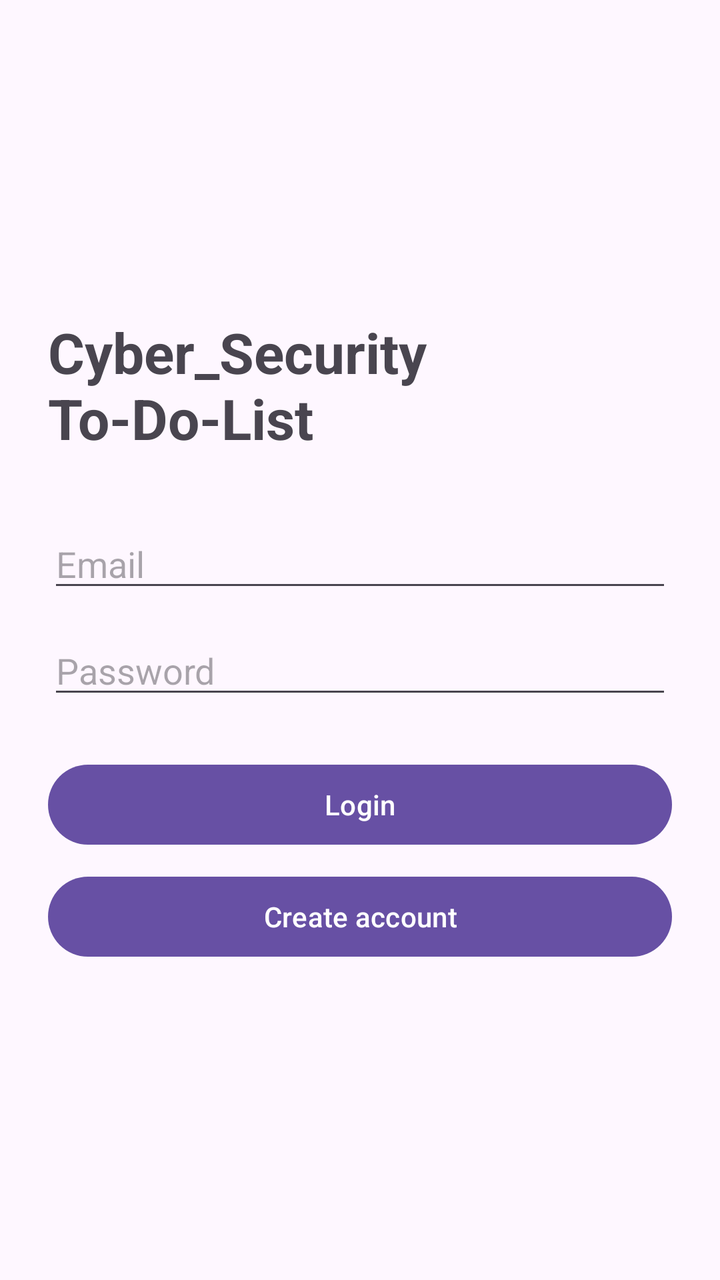
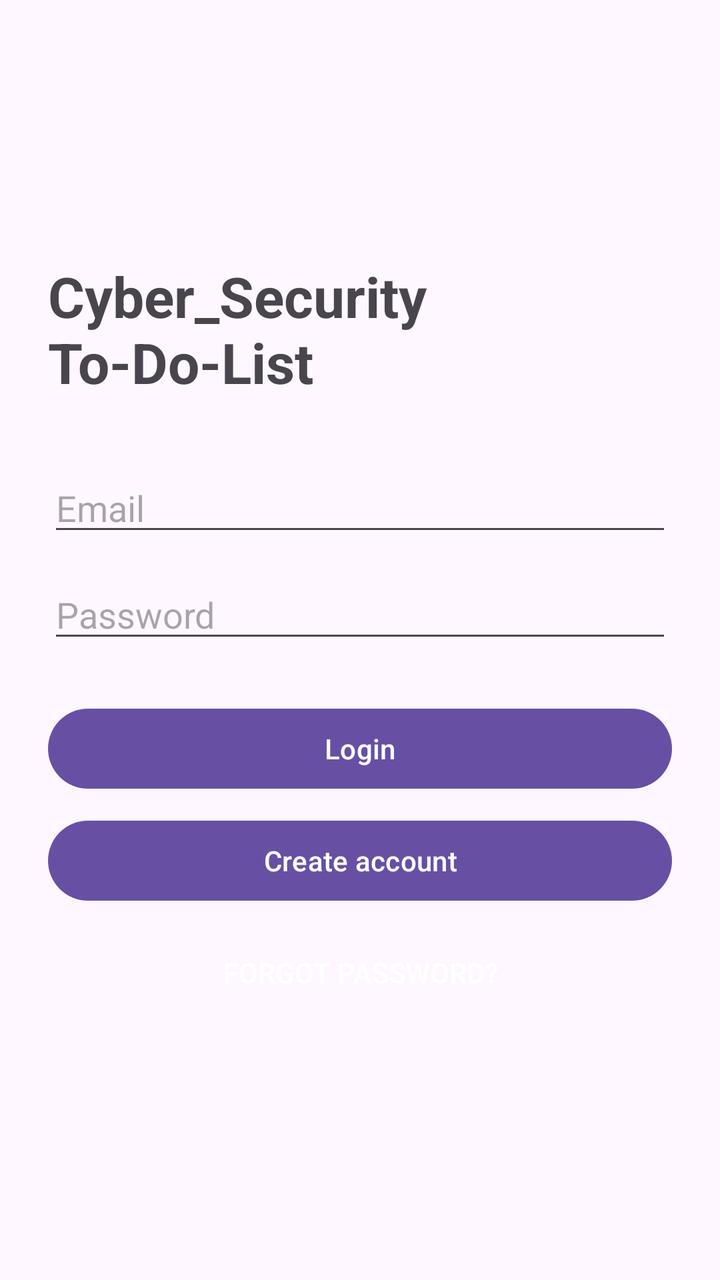

Screens rendered from an Android XML layout before and after an edit, with the pre-edit source and the edit as a unified diff.
<!-- AndroidManifest.xml: application theme Theme.To_do_list -->
<!-- res/layout/activity_login.xml -->
<?xml version="1.0" encoding="utf-8"?>
<LinearLayout xmlns:android="http://schemas.android.com/apk/res/android"
    android:layout_width="match_parent"
    android:layout_height="match_parent"
    android:orientation="vertical"
    android:gravity="center"
    android:padding="24dp">

    <TextView
        android:layout_width="wrap_content"
        android:layout_height="wrap_content"
        android:text="Cyber_Security To-Do-List"
        android:textSize="28sp"
        android:textStyle="bold"
        android:layout_marginBottom="32dp" />

    <EditText
        android:id="@+id/emailInput"
        android:layout_width="match_parent"
        android:layout_height="wrap_content"
        android:hint="Email"
        android:inputType="textEmailAddress" />

    <EditText
        android:id="@+id/passwordInput"
        android:layout_width="match_parent"
        android:layout_height="wrap_content"
        android:hint="Password"
        android:inputType="textPassword"
        android:layout_marginTop="12dp" />

    <Button
        android:id="@+id/loginButton"
        android:layout_width="match_parent"
        android:layout_height="wrap_content"
        android:text="Login"
        android:layout_marginTop="24dp" />

    <Button
        android:id="@+id/registerButton"
        android:layout_width="match_parent"
        android:layout_height="wrap_content"
        android:text="Create account"
        android:layout_marginTop="8dp" />

</LinearLayout>
<!-- resources referenced by this layout -->
<resources>
  <style name="Theme.To_do_list" parent="Base.Theme.To_do_list" />
  <style name="Base.Theme.To_do_list" parent="Theme.Material3.DayNight.NoActionBar">
          
          
      </style>
</resources>

<!-- the commit's change to res/layout/activity_login.xml (unified diff, before → after) -->
@@ -43,4 +43,12 @@
         android:text="Create account"
         android:layout_marginTop="8dp" />
 
+    <Button
+        android:id="@+id/forgotPasswordButton"
+        style="?android:attr/borderlessButtonStyle"
+        android:layout_width="wrap_content"
+        android:layout_height="wrap_content"
+        android:text="Forgot password?"
+        android:layout_marginTop="8dp" />
+
 </LinearLayout>
